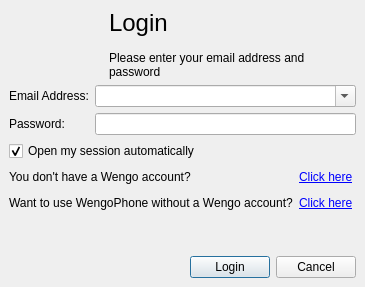
The window that wengophone/src/presentation/qt/login/LoginWindow.ui (tkrotoff/WengoPhone) describes before a commit, drawn with Qt 5.
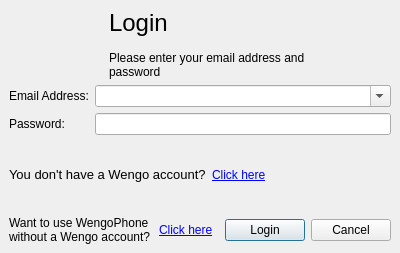
The same window after the commit.

Commit message: 'Open my WengoAccount automatically button' removed (was unused anymore)

The edit to the form file:
```diff
--- a/wengophone/src/presentation/qt/login/LoginWindow.ui
+++ b/wengophone/src/presentation/qt/login/LoginWindow.ui
@@ -8,8 +8,8 @@
    <rect>
     <x>0</x>
     <y>0</y>
-    <width>331</width>
-    <height>287</height>
+    <width>400</width>
+    <height>253</height>
    </rect>
   </property>
   <property name="windowTitle" >
@@ -33,7 +33,7 @@
      <item row="0" column="0" >
       <widget class="QLabel" name="label" >
        <property name="text" >
-        <string>&lt;html>&lt;head>&lt;meta name="qrichtext" content="1" />&lt;/head>&lt;body style=" white-space: pre-wrap; font-family:Sans Serif; font-size:9pt; font-weight:400; font-style:normal; text-decoration:none;">&lt;p style=" margin-top:0px; margin-bottom:0px; margin-left:0px; margin-right:0px; -qt-block-indent:0; text-indent:0px; font-family:MS Shell Dlg;">You don't have a Wengo account?&lt;/p>&lt;/body>&lt;/html></string>
+        <string>&lt;html>&lt;head>&lt;meta name="qrichtext" content="1" />&lt;/head>&lt;body style=" white-space: pre-wrap; font-family:Sans Serif; font-size:10pt; font-weight:400; font-style:normal; text-decoration:none;">&lt;p style=" margin-top:0px; margin-bottom:0px; margin-left:0px; margin-right:0px; -qt-block-indent:0; text-indent:0px; font-family:MS Shell Dlg;">You don't have a Wengo account?&lt;/p>&lt;/body>&lt;/html></string>
        </property>
       </widget>
      </item>
@@ -60,36 +60,6 @@
        </property>
       </widget>
      </item>
-     <item row="1" column="0" >
-      <widget class="QLabel" name="label_2" >
-       <property name="text" >
-        <string>&lt;html>&lt;head>&lt;meta name="qrichtext" content="1" />&lt;/head>&lt;body style=" white-space: pre-wrap; font-family:Sans Serif; font-size:9pt; font-weight:400; font-style:normal; text-decoration:none;">&lt;p style=" margin-top:0px; margin-bottom:0px; margin-left:0px; margin-right:0px; -qt-block-indent:0; text-indent:0px; font-family:MS Shell Dlg;">Want to use WengoPhone without a Wengo account?&lt;/p>&lt;/body>&lt;/html></string>
-       </property>
-      </widget>
-     </item>
-     <item row="1" column="1" >
-      <widget class="QLabel" name="linkUseWithoutAWengoAccountLabel" >
-       <property name="cursor" >
-        <cursor>13</cursor>
-       </property>
-       <property name="text" >
-        <string>&lt;html>&lt;head>&lt;meta name="qrichtext" content="1" />&lt;/head>&lt;body style=" white-space: pre-wrap; font-family:Sans Serif; font-size:9pt; font-weight:400; font-style:normal; text-decoration:none;">&lt;p style=" margin-top:0px; margin-bottom:0px; margin-left:0px; margin-right:0px; -qt-block-indent:0; text-indent:0px;">&lt;span style=" font-family:MS Shell Dlg; text-decoration: underline; color:#0000ff;">Click here&lt;/span>&lt;/p>&lt;/body>&lt;/html> </string>
-       </property>
-      </widget>
-     </item>
-     <item row="1" column="2" >
-      <spacer>
-       <property name="orientation" >
-        <enum>Qt::Horizontal</enum>
-       </property>
-       <property name="sizeHint" >
-        <size>
-         <width>40</width>
-         <height>20</height>
-        </size>
-       </property>
-      </spacer>
-     </item>
     </layout>
    </item>
    <item row="6" column="0" colspan="2" >
@@ -100,7 +70,14 @@
      <property name="spacing" >
       <number>6</number>
      </property>
-     <item row="0" column="1" >
+     <item row="0" column="5" >
+      <widget class="QPushButton" name="cancelButton" >
+       <property name="text" >
+        <string>Cancel</string>
+       </property>
+      </widget>
+     </item>
+     <item row="0" column="4" >
       <widget class="QPushButton" name="loginButton" >
        <property name="text" >
         <string>Login</string>
@@ -113,7 +90,7 @@
        </property>
       </widget>
      </item>
-     <item row="0" column="0" >
+     <item row="0" column="1" >
       <spacer>
        <property name="orientation" >
         <enum>Qt::Horizontal</enum>
@@ -127,12 +104,35 @@
       </spacer>
      </item>
      <item row="0" column="2" >
-      <widget class="QPushButton" name="cancelButton" >
+      <widget class="QLabel" name="linkUseWithoutAWengoAccountLabel" >
+       <property name="cursor" >
+        <cursor>13</cursor>
+       </property>
        <property name="text" >
-        <string>Cancel</string>
+        <string>&lt;html>&lt;head>&lt;meta name="qrichtext" content="1" />&lt;/head>&lt;body style=" white-space: pre-wrap; font-family:Sans Serif; font-size:9pt; font-weight:400; font-style:normal; text-decoration:none;">&lt;p style=" margin-top:0px; margin-bottom:0px; margin-left:0px; margin-right:0px; -qt-block-indent:0; text-indent:0px;">&lt;span style=" font-family:MS Shell Dlg; text-decoration: underline; color:#0000ff;">Click here&lt;/span>&lt;/p>&lt;/body>&lt;/html> </string>
        </property>
       </widget>
      </item>
+     <item row="0" column="0" >
+      <widget class="QLabel" name="label_3" >
+       <property name="text" >
+        <string>&lt;html>&lt;head>&lt;meta name="qrichtext" content="1" />&lt;/head>&lt;body style=" white-space: pre-wrap; font-family:Sans Serif; font-size:9pt; font-weight:400; font-style:normal; text-decoration:none;">&lt;p style=" margin-top:0px; margin-bottom:0px; margin-left:0px; margin-right:0px; -qt-block-indent:0; text-indent:0px; font-family:MS Shell Dlg;">Want to use WengoPhone&lt;br/>without a Wengo account?&lt;/p>&lt;/body>&lt;/html></string>
+       </property>
+      </widget>
+     </item>
+     <item row="0" column="3" >
+      <spacer>
+       <property name="orientation" >
+        <enum>Qt::Horizontal</enum>
+       </property>
+       <property name="sizeHint" >
+        <size>
+         <width>40</width>
+         <height>20</height>
+        </size>
+       </property>
+      </spacer>
+     </item>
     </layout>
    </item>
    <item row="0" column="0" colspan="2" >
@@ -431,19 +431,6 @@
      </property>
     </widget>
    </item>
-   <item row="3" column="0" colspan="2" >
-    <widget class="QCheckBox" name="autoLoginCheckBox" >
-     <property name="toolTip" >
-      <string>Check it if you want to use this Wengo account automatically</string>
-     </property>
-     <property name="text" >
-      <string>Open my session automatically</string>
-     </property>
-     <property name="checked" >
-      <bool>true</bool>
-     </property>
-    </widget>
-   </item>
    <item row="2" column="1" >
     <widget class="QLineEdit" name="passwordLineEdit" >
      <property name="echoMode" >
@@ -464,6 +451,19 @@
      </property>
     </spacer>
    </item>
+   <item row="3" column="0" colspan="2" >
+    <spacer>
+     <property name="orientation" >
+      <enum>Qt::Vertical</enum>
+     </property>
+     <property name="sizeHint" >
+      <size>
+       <width>20</width>
+       <height>40</height>
+      </size>
+     </property>
+    </spacer>
+   </item>
   </layout>
  </widget>
  <pixmapfunction></pixmapfunction>
```
Left out of the diff: 1 changed line with no effect on the pictures. The commit also changes 2 other files.
